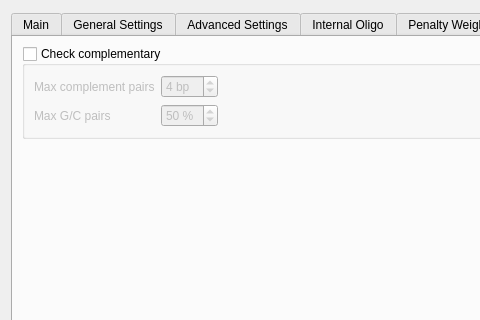
Before: the Qt Designer form src/plugins_3rdparty/primer3/src/Primer3Dialog.ui in ugeneunipro/ugene, drawn with Qt 5; both pictures show x 0 to 480 and y 0 to 320 of the 1024 by 768 pixel window.
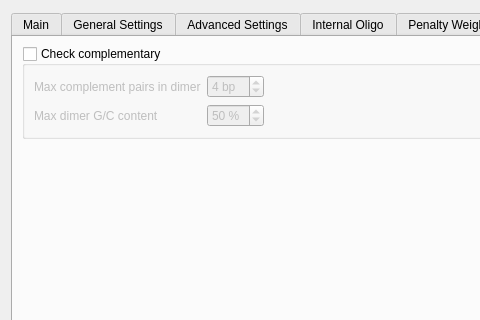
After: the same form once the commit is applied.

```diff
--- a/src/plugins_3rdparty/primer3/src/Primer3Dialog.ui
+++ b/src/plugins_3rdparty/primer3/src/Primer3Dialog.ui
@@ -6472,7 +6472,7 @@
              <string>Maximum number of complement base pairs for self- and hetero-dimers</string>
             </property>
             <property name="text">
-             <string>Max complement pairs</string>
+             <string>Max complement pairs in dimer</string>
             </property>
            </widget>
           </item>
@@ -6495,7 +6495,7 @@
              <string>Maximum persantage of G/C base pairs</string>
             </property>
             <property name="text">
-             <string>Max G/C pairs</string>
+             <string>Max dimer G/C content</string>
             </property>
            </widget>
           </item>
```
